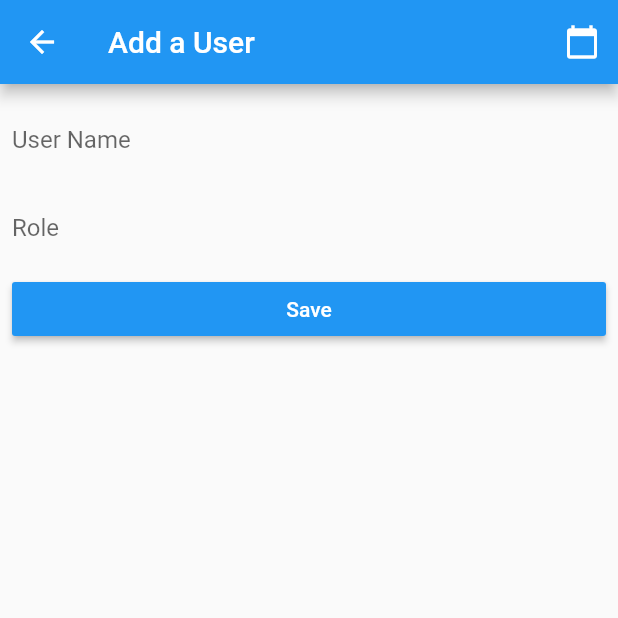
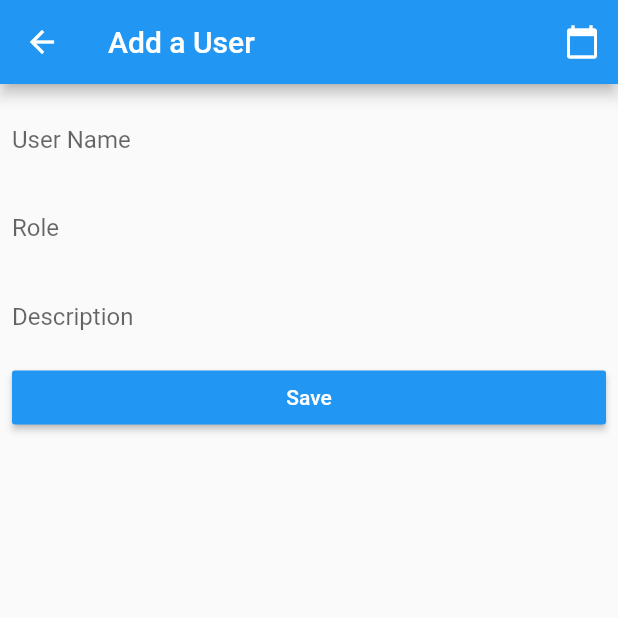
Before and after one commit to CodeTropolis/flutter_firebase_riverpod, a Flutter app: the UserEntryScreen screen opened directly, after a tap on "Save", on a phone screen of 412 x 824 dp, the top half of it. Run offline on Flutter 3.47's test engine with Material 2 defaults, Android fonts, the phone set to English and light mode, and no system bars; our stand-ins replace cloud_firestore, firebase_core, flutter_hooks, hooks_riverpod; accounts and stored records are empty.

Commit message:
Get value from each field on Add a User.

```diff
--- a/lib/models/user.dart
+++ b/lib/models/user.dart
@@ -1,17 +1,18 @@
 class User {
   final String name;
   final String role;
+  final String desc;
 
-  User({this.name, this.role});
+  User({this.name, this.role, this.desc});
 
   // Data from Firebase is in JSON.
   // Convert from JSON to a Dart object
   factory User.fromJson(Map<String, dynamic> json) {
-    return User(name: json['name'], role: json['role']);
+    return User(name: json['name'], role: json['role'], desc: json['desc']);
   }
 
   // Convert data to JSON - required for sending data to Firebase.
   Map<String, dynamic> toMap() {
-    return {'name': name, 'role': role};
+    return {'name': name, 'role': role, 'desc': desc};
   }
 }
--- a/lib/screens/user_entry.dart
+++ b/lib/screens/user_entry.dart
@@ -1,8 +1,16 @@
 import 'package:flutter/material.dart';
 import 'package:flutter_application_1/models/user.dart';
 
+class TextControllerWithId extends TextEditingController {
+  String id;
+  TextControllerWithId({@required this.id});
+}
+
 class UserEntryScreen extends StatelessWidget {
   final User user;
+  final nameController = TextControllerWithId(id: "name"); // id must match firestore key.
+  final roleController = TextControllerWithId(id: "role");
+  final descController = TextControllerWithId(id: "desc");
 
   UserEntryScreen({this.user});
 
@@ -23,20 +31,25 @@ class UserEntryScreen extends StatelessWidget {
         child: ListView(
           children: [
             TextField(
+              controller: nameController,
               decoration: InputDecoration(
                 labelText: 'User Name',
                 border: InputBorder.none,
               ),
-              // maxLines: 12,
-              // minLines: 10,
             ),
             TextField(
+              controller: roleController,
               decoration: InputDecoration(
                 labelText: 'Role',
                 border: InputBorder.none,
               ),
-              // maxLines: 1,
-              // minLines: 1,
+            ),
+            TextField(
+              controller: descController,
+              decoration: InputDecoration(
+                labelText: 'Description',
+                border: InputBorder.none,
+              ),
             ),
             RaisedButton(
               color: Theme.of(context).accentColor,
@@ -44,7 +57,9 @@ class UserEntryScreen extends StatelessWidget {
                 'Save',
                 style: TextStyle(color: Colors.white),
               ),
-              onPressed: () {},
+              onPressed: () {
+                _validate([nameController, roleController, descController]);
+              },
             ),
             (user != null)
                 ? RaisedButton(
@@ -67,4 +82,11 @@ class UserEntryScreen extends StatelessWidget {
     final DateTime picked = await showDatePicker(context: context, initialDate: DateTime.now(), firstDate: DateTime(2019), lastDate: DateTime(2030));
     if (picked != null) return picked;
   }
+
+  _validate(List controllers) {
+    controllers.forEach((controller) {
+      (controller.text.isNotEmpty) ? print(controller.text) : print('${controller.id} required.');
+      controller.text = ''; // clear fields
+    });
+  }
 }
```
